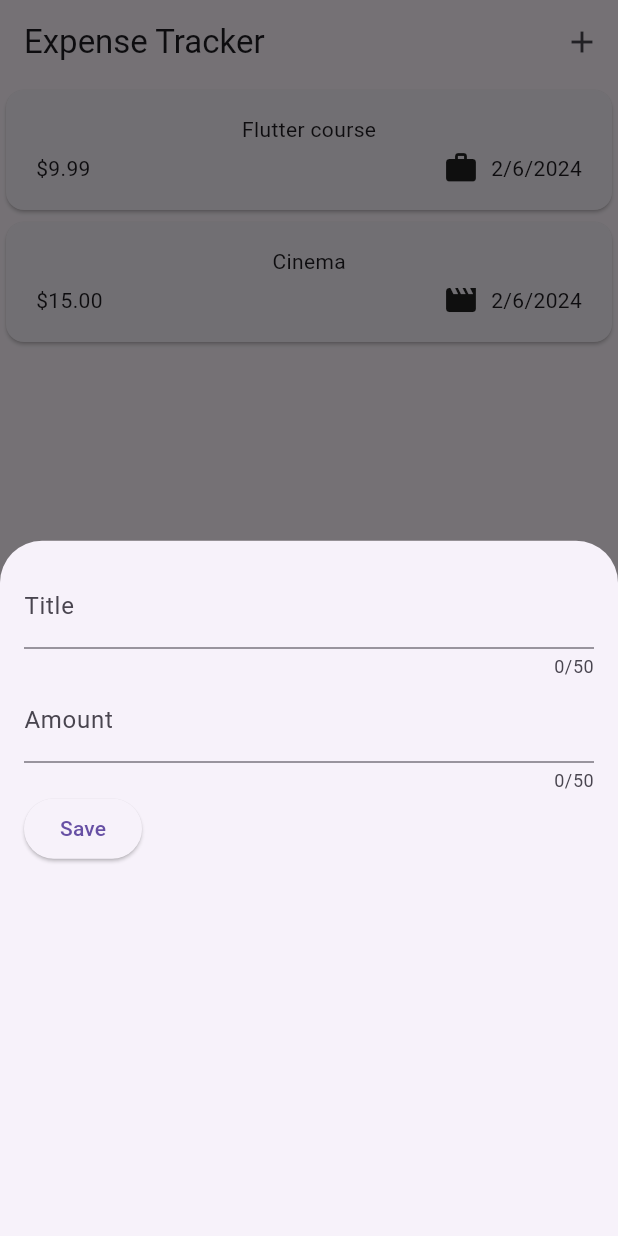
After one commit to IsroilovA/ExpenseTracker, a Flutter app: the screen it shows after launch, after a tap on the "add" icon, on a phone screen of 412 x 824 dp. The commit adds this screen. Run offline on Flutter 3.47's test engine with Material 3 defaults, Android fonts, the phone set to English and light mode, and no system bars.

Commit message:
new expenses not finished

```diff
--- a/lib/widgets/expenses.dart
+++ b/lib/widgets/expenses.dart
@@ -1,5 +1,6 @@
 import 'package:expense_tracker/widgets/expenses_list/expenses_list.dart';
 import 'package:expense_tracker/models/expense.dart';
+import 'package:expense_tracker/widgets/new_expense.dart';
 import 'package:flutter/material.dart';
 
 class Expenses extends StatefulWidget {
@@ -27,9 +28,25 @@ class _ExpensesState extends State<Expenses> {
     ),
   ];
 
+  void _openAddExpenseOverlay() {
+    showModalBottomSheet(
+      context: context,
+      builder: (ctx) => const NewExpense(),
+    );
+  }
+
   @override
   Widget build(BuildContext context) {
     return Scaffold(
+      appBar: AppBar(
+        title: const Text("Expense Tracker"),
+        actions: [
+          IconButton(
+            onPressed: _openAddExpenseOverlay,
+            icon: const Icon(Icons.add),
+          ),
+        ],
+      ),
       body: Column(
         children: [
           Expanded(
--- /dev/null
+++ b/lib/widgets/new_expense.dart
@@ -0,0 +1,54 @@
+import 'package:flutter/material.dart';
+
+class NewExpense extends StatefulWidget {
+  const NewExpense({super.key});
+
+  @override
+  State<NewExpense> createState() {
+    return _NewExpenseState();
+  }
+}
+
+class _NewExpenseState extends State<NewExpense> {
+  final _titleController = TextEditingController();
+
+  @override
+  void dispose() {
+    _titleController.dispose();
+    super.dispose();
+  }
+  @override
+  Widget build(BuildContext context) {
+    return Padding(
+      padding: const EdgeInsets.all(16),
+      child: Column(
+        children: [
+          TextField(
+            controller: _titleController,
+            maxLength: 50,
+            decoration: const InputDecoration(
+              label: Text("Title"),
+            ),
+          ),
+          TextField(
+            controller: _titleController,
+            maxLength: 50,
+            decoration: const InputDecoration(
+              label: Text("Amount"),
+            ),
+          ),
+          Row(
+            children: [
+              ElevatedButton(
+                onPressed: () {
+                  print(_titleController.text);
+                },
+                child: const Text("Save"),
+              ),
+            ],
+          )
+        ],
+      ),
+    );
+  }
+}
```
Also changed, not shown: lib/main.dart (+5 -3 lines).
